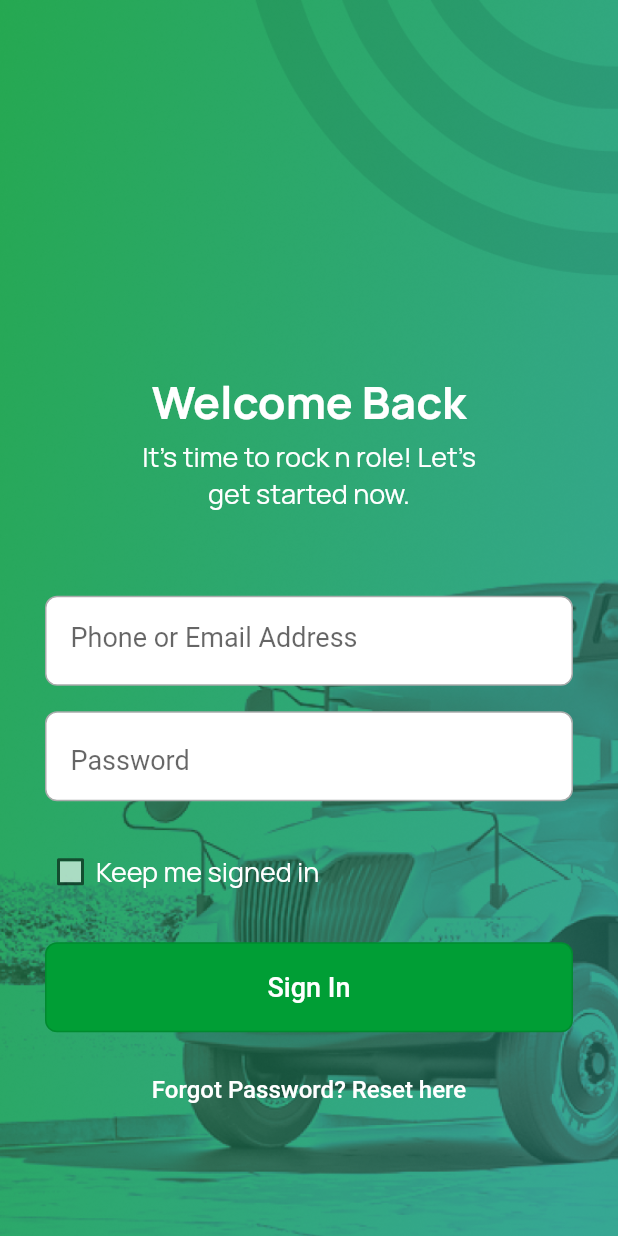
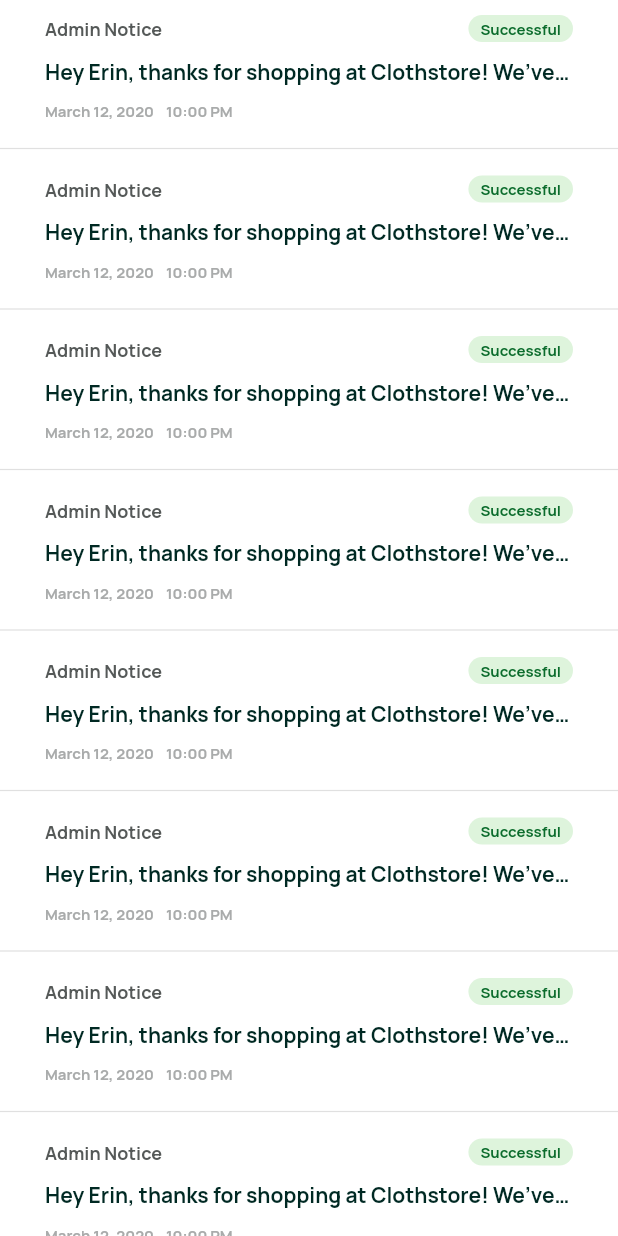
Before and after one commit to AliAkberAakash/flutter_getx_template, a Flutter app: the screen it shows after launch, on a phone screen of 412 x 824 dp. Run offline on Flutter 3.47's test engine with Material 2 defaults, Android fonts, the phone set to English and light mode, and no system bars; our stand-ins replace carousel_slider, dio, flutter_svg, fluttertoast, get, get_storage and 5 more.

Commit message:
Working on notification page

```diff
--- a/lib/main.dart
+++ b/lib/main.dart
@@ -7,12 +7,12 @@ import 'package:go_share/data/local/service/local_service.dart';
 import 'package:go_share/data/local/service/theme_service.dart';
 import 'package:go_share/data/remote/service/remote_service.dart';
 import 'package:go_share/essential/translations.dart';
+import 'package:go_share/section4/Notification/sec4_notification_screen.dart';
 import 'package:go_share/section4/SignIn/sec4_sign_in_screen.dart';
 import 'package:go_share/section4/Welcome/sec4_welcome_screen.dart';
 import 'package:go_share/ui/container/SignIn/SignInScreen.dart';
 import 'package:go_share/ui/container/widget_container/widget_container.dart';
 import 'package:go_share/ui/navigation_container/navigation_container.dart';
-
 
 void main() async {
   WidgetsFlutterBinding.ensureInitialized();
@@ -55,7 +55,7 @@ class MyApp extends StatelessWidget {
       theme: Get.find<ThemeService>().getTheme,
       debugShowCheckedModeBanner: false,
       defaultTransition: Transition.cupertino,
-      home: Sec4SignInScreen(),
+      home: Sec4NotificationScreen(),
       enableLog: kDebugMode,
     );
   }
--- /dev/null
+++ b/lib/section4/Notification/sec4_notification_screen.dart
@@ -0,0 +1,20 @@
+import 'package:flutter/material.dart';
+import 'package:go_share/section4/Widgets/notification_item.dart';
+import 'package:go_share/ui/container/UIConstants/Colors.dart';
+
+class Sec4NotificationScreen extends StatelessWidget {
+  const Sec4NotificationScreen({Key? key}) : super(key: key);
+
+  @override
+  Widget build(BuildContext context) {
+    return Scaffold(
+      backgroundColor: Colors.white,
+      body: ListView.builder(
+        itemCount: 10,
+        itemBuilder: (context, i) {
+          return Sec4NotificationItem();
+        },
+      ),
+    );
+  }
+}
--- a/lib/section4/SignIn/sec4_sign_in_screen.dart
+++ b/lib/section4/SignIn/sec4_sign_in_screen.dart
@@ -3,7 +3,7 @@ import 'package:flutter/material.dart';
 import 'package:get/get.dart';
 import 'package:go_share/base/widget/GSButtonWidget.dart';
 import 'package:go_share/base/widget/GSTextField.dart';
-import 'package:go_share/section4/Component/Sec_fields.dart';
+import 'package:go_share/section4/Widgets/Sec_fields.dart';
 import 'package:go_share/ui/container/UIConstants/Colors.dart';
 import 'package:go_share/ui/container/UIConstants/GSWidgetStyles.dart';
 import 'package:go_share/ui/container/UIConstants/Strings.dart';
@@ -148,6 +148,9 @@ class _Sec4SignInScreenState extends State<Sec4SignInScreen> {
             Sec4TextButton(
               text: GSStrings.forget_password_reset_here,
             ),
+            SizedBox(
+              height: GSSizeConstants.padding25,
+            ),
           ],
         )),
       ],
--- /dev/null
+++ b/lib/section4/Widgets/notification_item.dart
@@ -0,0 +1,95 @@
+import 'package:flutter/material.dart';
+import 'package:go_share/section4/successful_bottom_sheet/successful_bottom_sheet.dart';
+import 'package:go_share/ui/container/UIConstants/Colors.dart';
+import 'package:go_share/utils/dimens.dart';
+import 'package:google_fonts/google_fonts.dart';
+
+class Sec4NotificationItem extends StatelessWidget {
+  const Sec4NotificationItem({Key? key}) : super(key: key);
+
+  final String msg =
+      "Hey Erin, thanks for shopping at Clothstore! We’ve got tons of exciting deals in our upcoming Fall Collection. Stay tuned or visit www.cstore.com to learn more.";
+
+  @override
+  Widget build(BuildContext context) {
+    return GestureDetector(
+      onTap: () {
+        modalBottomSheetMenu(context);
+      },
+      child: Column(
+        children: [
+          Container(
+            padding: EdgeInsets.symmetric(horizontal: 30, vertical: 10),
+            color: Colors.white,
+            child: Column(
+              mainAxisAlignment: MainAxisAlignment.spaceAround,
+              crossAxisAlignment: CrossAxisAlignment.start,
+              children: [
+                Row(
+                  mainAxisAlignment: MainAxisAlignment.spaceBetween,
+                  crossAxisAlignment: CrossAxisAlignment.center,
+                  children: [
+                    Row(
+                      crossAxisAlignment: CrossAxisAlignment.center,
+                      children: [
+                        Text(
+                          "Admin Notice",
+                          style: GoogleFonts.manrope(
+                            color: GSColors.gray_secondary,
+                            fontSize: dp12,
+                            fontWeight: FontWeight.bold,
+                          ),
+                        ),
+                      ],
+                    ),
+                    Container(
+                      decoration: BoxDecoration(
+                        color: GSColors.green_light,
+                        borderRadius: BorderRadius.circular(10),
+                      ),
+                      padding: EdgeInsets.symmetric(horizontal: 8, vertical: 2),
+                      child: Text(
+                        "Successful",
+                        style: GoogleFonts.manrope(
+                          color: GSColors.green_primary,
+                          fontSize: dp10,
+                          fontWeight: FontWeight.bold,
+                        ),
+                      ),
+                    ),
+                  ],
+                ),
+                SizedBox(
+                  height: 10,
+                ),
+                Text(
+                  msg,
+                  style: GoogleFonts.manrope(
+                    color: GSColors.gray_primary,
+                    fontSize: dp14,
+                    fontWeight: FontWeight.bold,
+                  ),
+                  overflow: TextOverflow.ellipsis,
+                ),
+                SizedBox(
+                  height: 10,
+                ),
+                Text(
+                  "March 12, 2020    10:00 PM",
+                  style: GoogleFonts.manrope(
+                    color: GSColors.gray_normal,
+                    fontSize: dp10,
+                    fontWeight: FontWeight.bold,
+                  ),
+                ),
+              ],
+            ),
+          ),
+          Divider(
+            thickness: 0.8,
+          ),
+        ],
+      ),
+    );
+  }
+}
```
Also changed, not shown: lib/section4/successful_bottom_sheet/successful_bottom_sheet.dart (added, +47 -0 lines), lib/section4/Widgets/Sec_fields.dart (renamed from lib/section4/Component/Sec_fields.dart).
